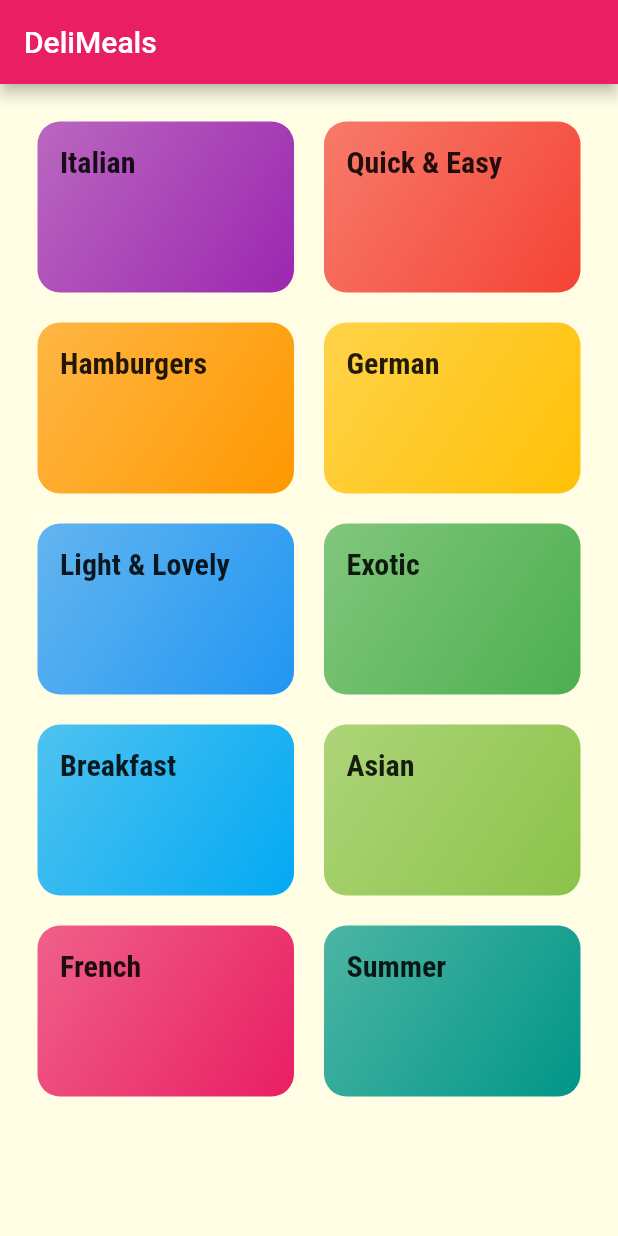
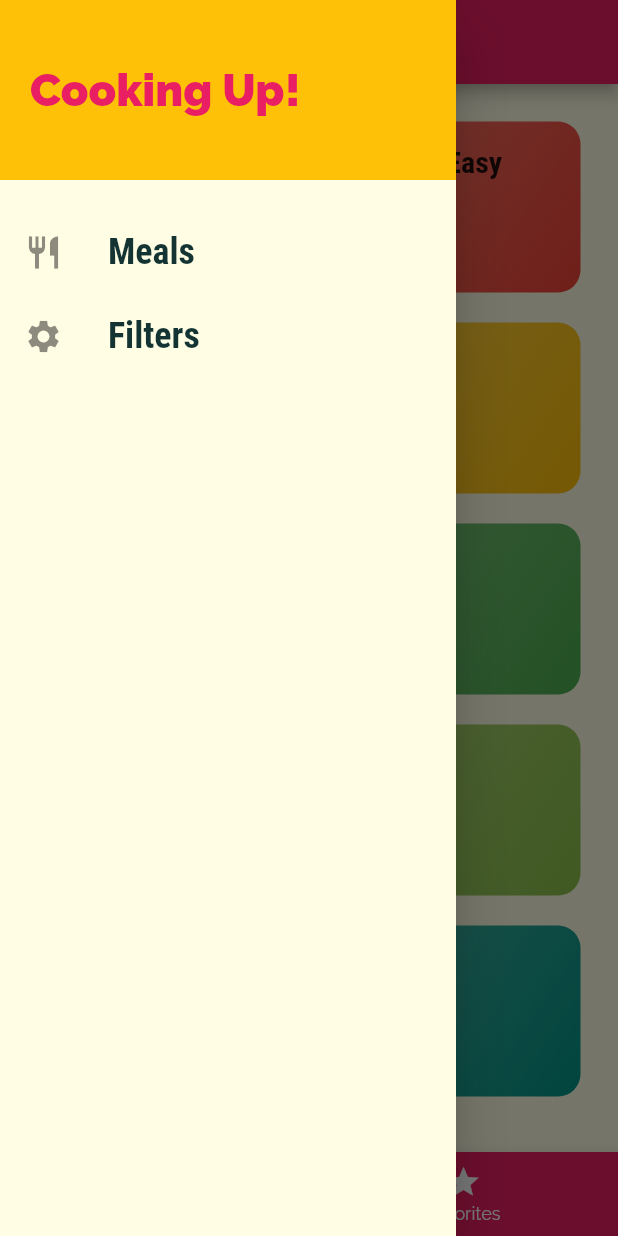
Before and after one commit to Lovi07/fourth_app, a Flutter app: the screen it shows after launch, with the side drawer open (before the commit the screen has no drawer), on a phone screen of 412 x 824 dp. Run offline on Flutter 3.47's test engine with Material 2 defaults, Android fonts, the phone set to English and light mode, and no system bars.

Commit message:
day_4 completed

```diff
--- a/lib/main.dart
+++ b/lib/main.dart
@@ -1,6 +1,8 @@
 import 'package:flutter/material.dart';
+import 'package:fourth_app/screens/filters_screen.dart';
+import './screens/tabs_screen.dart';
+import './screens/meal_detail_screen.dart';
 import './screens/category_meal_screen.dart';
-import './screens/categories_screen.dart';
 
 void main() => runApp(MyApp());
 
@@ -29,8 +31,10 @@ class MyApp extends StatelessWidget {
       // home: CategoriesScreen(),
       initialRoute: '/', // default is '/'
       routes: {
-        '/': (ctx) => CategoriesScreen(),
-        CategoryMealsScreen.routeName: (ctx) => CategoryMealsScreen(),
+        '/': (ctx) => TabsScreen(),
+        CategoryMealsScreen.routeName: (ctx) => const CategoryMealsScreen(),
+         MealDetailScreen.routeName: (ctx) => MealDetailScreen(),
+         FiltersScreen.routeName:(ctx) => FiltersScreen(),
       },
     );
   }
--- a/lib/screens/categories_screen.dart
+++ b/lib/screens/categories_screen.dart
@@ -8,17 +8,13 @@ class CategoriesScreen extends StatelessWidget {
 
   @override
   Widget build(BuildContext context) {
-    return Scaffold(
-      appBar: AppBar(
-        title: const Text('DeliMeals'),
-      ),
-      body: GridView(
+    return GridView(
       padding: const EdgeInsets.all(25),
       gridDelegate: const SliverGridDelegateWithMaxCrossAxisExtent(
-          maxCrossAxisExtent: 200,  //horizontal height
-          childAspectRatio: 3/2,  // vertical length
-          crossAxisSpacing: 20,   // horizontal spacing
-          mainAxisSpacing: 20,  // vertical spacing
+        maxCrossAxisExtent: 200, //horizontal height
+        childAspectRatio: 3 / 2, // vertical length
+        crossAxisSpacing: 20, // horizontal spacing
+        mainAxisSpacing: 20, // vertical spacing
       ),
       children: DUMMY_CATEGORIES
           .map(
@@ -29,7 +25,6 @@ class CategoriesScreen extends StatelessWidget {
             ),
           )
           .toList(),
-      ),
     );
   }
 }
--- a/lib/screens/category_meal_screen.dart
+++ b/lib/screens/category_meal_screen.dart
@@ -27,6 +27,7 @@ class CategoryMealsScreen extends StatelessWidget {
         body: ListView.builder(
           itemBuilder: (ctx, index) {
             return  MealItem(
+            id: categoryMeals[index].id,
             title: categoryMeals[index].title,
             imageUrl: categoryMeals[index].imageUrl,
             duration: categoryMeals[index].duration,
--- /dev/null
+++ b/lib/screens/filters_screen.dart
@@ -0,0 +1,20 @@
+import 'package:flutter/material.dart';
+
+import '../widgets/main_drawer.dart';
+
+class FiltersScreen extends StatelessWidget {
+  static const routeName = '/filters';
+
+  @override
+  Widget build(BuildContext context) {
+    return Scaffold(
+      appBar: AppBar(
+        title: Text('Your Filters'),
+      ),
+      drawer: MainDrawer(),
+      body: Center(
+        child: Text('Filters!'),
+      ),
+    );
+  }
+}
--- /dev/null
+++ b/lib/screens/tabs_screen.dart
@@ -0,0 +1,61 @@
+import 'package:flutter/material.dart';
+import '../widgets/main_drawer.dart';
+
+import './favorites_screen.dart';
+import './categories_screen.dart';
+
+class TabsScreen extends StatefulWidget {
+  @override
+  _TabsScreenState createState() => _TabsScreenState();
+}
+
+class _TabsScreenState extends State<TabsScreen> {
+  final List<Map<String, Object>> _pages = [
+    {
+      'page': CategoriesScreen(),
+      'title': 'Categories',
+    },
+    {
+      'page': FavoritesScreen(),
+      'title': 'Your Favorite',
+    },
+  ];
+  int _selectedPageIndex = 0;
+
+  void _selectPage(int index) {
+    setState(() {
+      _selectedPageIndex = index;
+    });
+  }
+
+  @override
+  Widget build(BuildContext context) {
+    return Scaffold(
+      appBar: AppBar(
+        title: Text(_pages[_selectedPageIndex]['title']as String),
+      ),
+      drawer: MainDrawer(),
+      body: (_pages[_selectedPageIndex]['page'] as Widget),
+      bottomNavigationBar: BottomNavigationBar(
+        onTap: _selectPage,
+        backgroundColor: Theme.of(context).primaryColor,
+        unselectedItemColor: Colors.white,
+        selectedItemColor: Theme.of(context).accentColor,
+        currentIndex: _selectedPageIndex,
+        // type: BottomNavigationBarType.fixed,
+        items: [
+          BottomNavigationBarItem(
+            backgroundColor: Theme.of(context).primaryColor,
+            icon: Icon(Icons.category),
+            label: 'Categories',
+          ),
+          BottomNavigationBarItem(
+            backgroundColor: Theme.of(context).primaryColor,
+            icon: Icon(Icons.star),
+            label: 'Favorites',
+          ),
+        ],
+      ),
+    );
+  }
+}
--- /dev/null
+++ b/lib/widgets/main_drawer.dart
@@ -0,0 +1,56 @@
+import 'package:flutter/material.dart';
+
+import '../screens/filters_screen.dart';
+
+class MainDrawer extends StatelessWidget {
+  Widget buildListTile(String title, IconData icon, VoidCallback tapHandler) {
+    return ListTile(
+      leading: Icon(
+        icon,
+        size: 26,
+      ),
+      title: Text(
+        title,
+        style: TextStyle(
+          fontFamily: 'RobotoCondensed',
+          fontSize: 24,
+          fontWeight: FontWeight.bold,
+        ),
+      ),
+      onTap: tapHandler,
+    );
+  }
+
+  @override
+  Widget build(BuildContext context) {
+    return Drawer(
+      child: Column(
+        children: <Widget>[
+          Container(
+            height: 120,
+            width: double.infinity,
+            padding: EdgeInsets.all(20),
+            alignment: Alignment.centerLeft,
+            color: Theme.of(context).accentColor,
+            child: Text(
+              'Cooking Up!',
+              style: TextStyle(
+                  fontWeight: FontWeight.w900,
+                  fontSize: 30,
+                  color: Theme.of(context).primaryColor),
+            ),
+          ),
+          SizedBox(
+            height: 20,
+          ),
+          buildListTile('Meals', Icons.restaurant, () {
+            Navigator.of(context).pushReplacementNamed('/');
+          }),
+          buildListTile('Filters', Icons.settings, () {
+            Navigator.of(context).pushReplacementNamed(FiltersScreen.routeName);
+          }),
+        ],
+      ),
+    );
+  }
+}
```
Also changed, not shown: lib/screens/favorites_screen.dart (added, +10 -0 lines), lib/screens/meal_detail_screen.dart (added, +91 -0 lines), lib/widgets/meal_item.dart (+41 -17 lines). Lines whose indentation alone changed are shown as unchanged.
